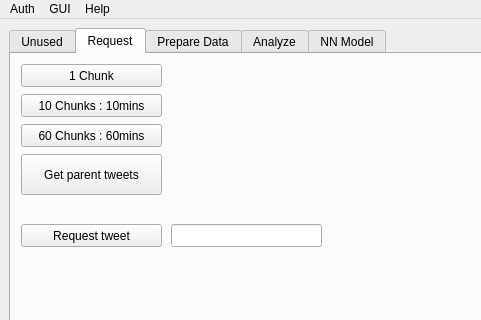
Above: twitter_analyzer/gui/GUI_QT.ui from GrzegorzKrug/TwitterAnalyzer before the change; both pictures show x 0 to 481 and y 0 to 320 of the 1440 by 771 pixel window. Below: the same form after it.
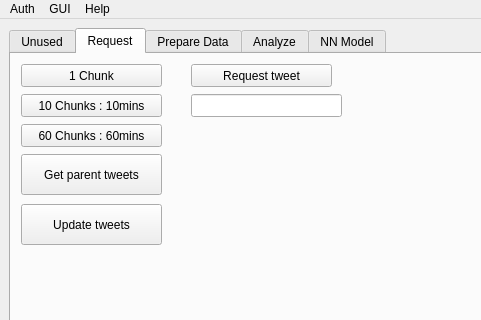
That is the form after the change. The open tabs and pages were chosen to show the change.

```diff
--- a/twitter_analyzer/gui/GUI_QT.ui
+++ b/twitter_analyzer/gui/GUI_QT.ui
@@ -481,8 +481,8 @@
          <widget class="QPushButton" name="pushButton_Request_Status">
           <property name="geometry">
            <rect>
-            <x>10</x>
-            <y>170</y>
+            <x>180</x>
+            <y>10</y>
             <width>141</width>
             <height>23</height>
            </rect>
@@ -497,8 +497,8 @@
          <widget class="QLineEdit" name="lineEdit_request_statusId">
           <property name="geometry">
            <rect>
-            <x>160</x>
-            <y>170</y>
+            <x>180</x>
+            <y>40</y>
             <width>151</width>
             <height>23</height>
            </rect>
@@ -520,6 +520,19 @@
            <string>60 Chunks : 60mins</string>
           </property>
          </widget>
+         <widget class="QPushButton" name="pushButton_request_tweet_update">
+          <property name="geometry">
+           <rect>
+            <x>10</x>
+            <y>150</y>
+            <width>141</width>
+            <height>41</height>
+           </rect>
+          </property>
+          <property name="text">
+           <string>Update tweets</string>
+          </property>
+         </widget>
         </widget>
         <widget class="QWidget" name="PrepareData">
          <attribute name="title">
```
Left out of the diff: 2 changed lines with no effect on the pictures.
